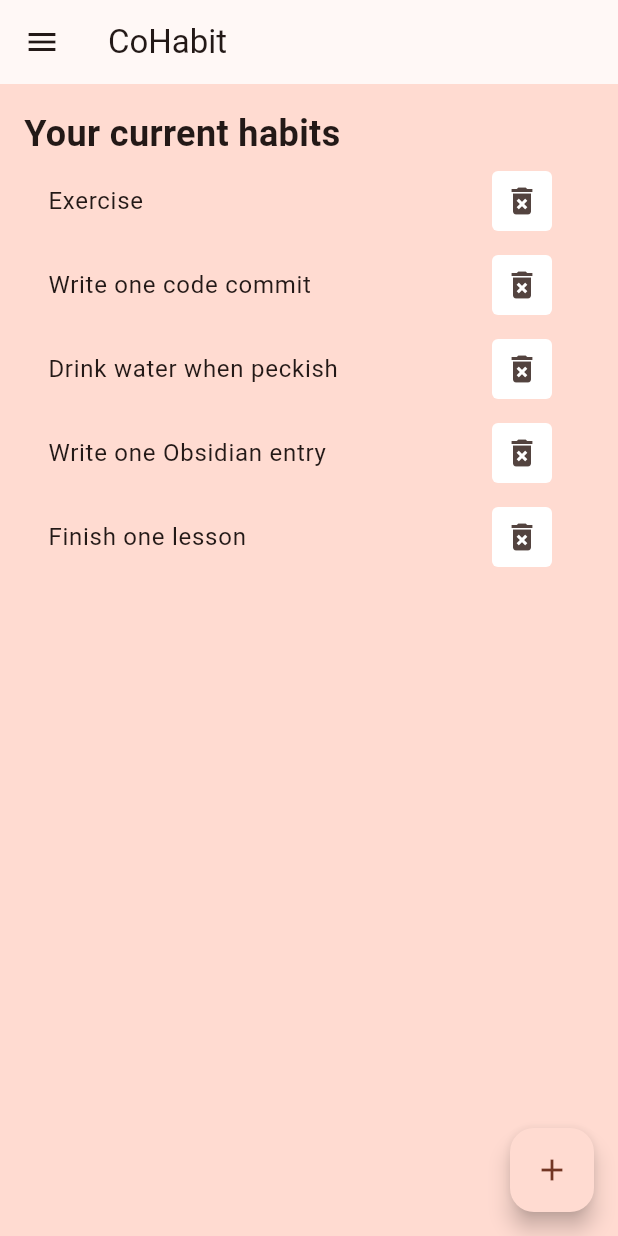
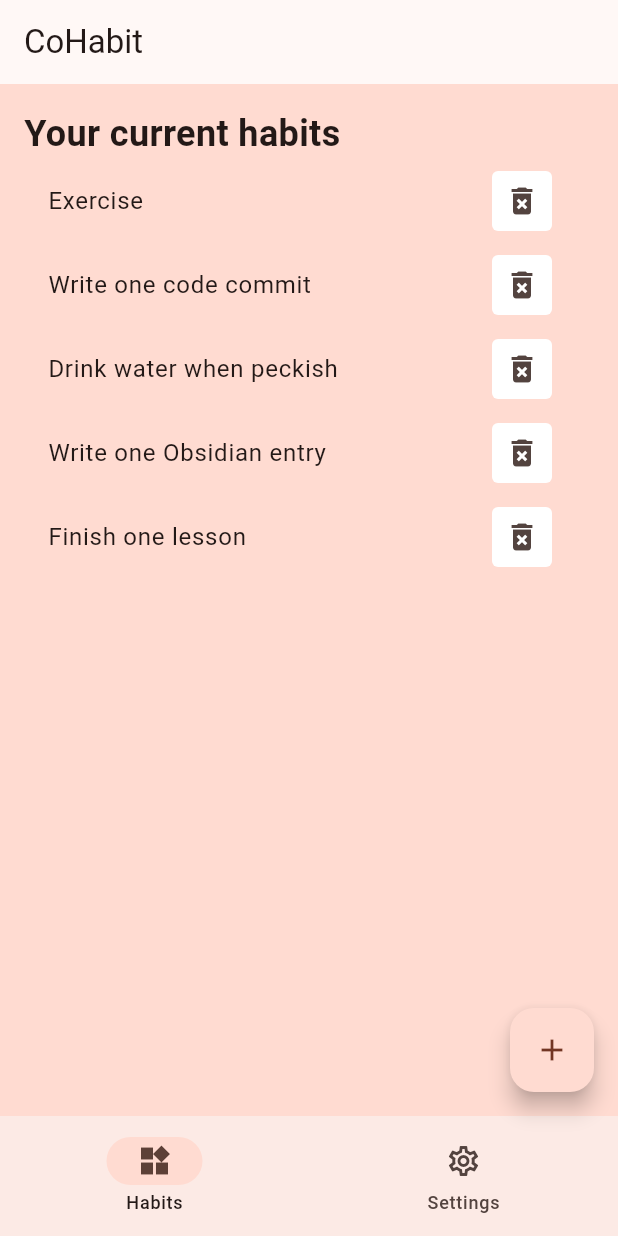
Before and after one commit to chrsrns/habit-tracker-flutter, a Flutter app: the screen it shows after launch, on a phone screen of 412 x 824 dp. Run offline on Flutter 3.47's test engine with Material 3 defaults, Android fonts, the phone set to English and light mode, and no system bars.

Commit message:
Added dynamic navigation
Navigation drawer changes to bottom navigation bar on smaller screen widths.

```diff
--- a/lib/main.dart
+++ b/lib/main.dart
@@ -66,22 +66,15 @@ class MyHomePage extends StatefulWidget {
 
 class _MyHomePageState extends State<MyHomePage> {
   var _selectedIndex = 0; // ← Add this property.
+  late bool _showNavDrawer;
 
-  void _onItemTapped(int index) {
+  void _handleNavTap(int index) {
     setState(() {
       _selectedIndex = index;
     });
   }
 
-  @override
-  Widget build(BuildContext context) {
-    // This method is rerun every time setState is called, for instance as done
-    // by the _incrementCounter method above.
-    //
-    // The Flutter framework has been optimized to make rerunning build methods
-    // fast, so that you can just rebuild anything that needs updating rather
-    // than having to individually change instances of widgets.
-
+  Widget buildNavDrawerScaffold() {
     return LayoutBuilder(builder: (context, constraints) {
       return Scaffold(
         appBar: AppBar(
@@ -90,7 +83,7 @@ class _MyHomePageState extends State<MyHomePage> {
           title: Text(widget.title),
         ),
         drawer: NavigationDrawer(
-          onDestinationSelected: _onItemTapped,
+          onDestinationSelected: _handleNavTap,
           selectedIndex: _selectedIndex,
           children: <Widget>[
             Padding(
@@ -126,12 +119,75 @@ class _MyHomePageState extends State<MyHomePage> {
           ],
         ),
         floatingActionButton: FloatingActionButton(
-          onPressed: _incrementCounter,
+          onPressed: () => print("TODO"), //TODO
           tooltip: 'Increment',
           child: const Icon(Icons.add),
-        ), // This trailing comma makes auto-formatting nicer for build methods.
+        ),
       );
     });
+  }
+
+  Widget buildBottomNavScaffold() {
+    return LayoutBuilder(builder: (context, constraints) {
+      return Scaffold(
+        appBar: AppBar(
+          // Here we take the value from the MyHomePage object that was created by
+          // the App.build method, and use it to set our appbar title.
+          title: Text(widget.title),
+        ),
+        bottomNavigationBar: NavigationBar(
+          onDestinationSelected: (int index) {
+            setState(() {
+              _selectedIndex = index;
+            });
+          },
+          selectedIndex: _selectedIndex,
+          destinations: destinations.map(
+            (NavDestinations destination) {
+              return NavigationDestination(
+                label: destination.label,
+                icon: destination.icon,
+                selectedIcon: destination.selectedIcon,
+                tooltip: destination.label,
+              );
+            },
+          ).toList(),
+        ),
+        body: Row(
+          children: [
+            Expanded(
+              child: Container(
+                color: Theme.of(context).colorScheme.primaryContainer,
+                child: destinations[_selectedIndex].page,
+              ),
+            ),
+          ],
+        ),
+        floatingActionButton: FloatingActionButton(
+          onPressed: () => print("TODO"), //TODO
+          tooltip: 'Increment',
+          child: const Icon(Icons.add),
+        ),
+      );
+    });
+  }
+
+  @override
+  void didChangeDependencies() {
+    super.didChangeDependencies();
+    _showNavDrawer = MediaQuery.of(context).size.width >= 450;
+  }
+
+  @override
+  Widget build(BuildContext context) {
+    // This method is rerun every time setState is called, for instance as done
+    // by the _incrementCounter method above.
+    //
+    // The Flutter framework has been optimized to make rerunning build methods
+    // fast, so that you can just rebuild anything that needs updating rather
+    // than having to individually change instances of widgets.
+
+    return _showNavDrawer ? buildNavDrawerScaffold() : buildBottomNavScaffold();
   }
 }
 
```
